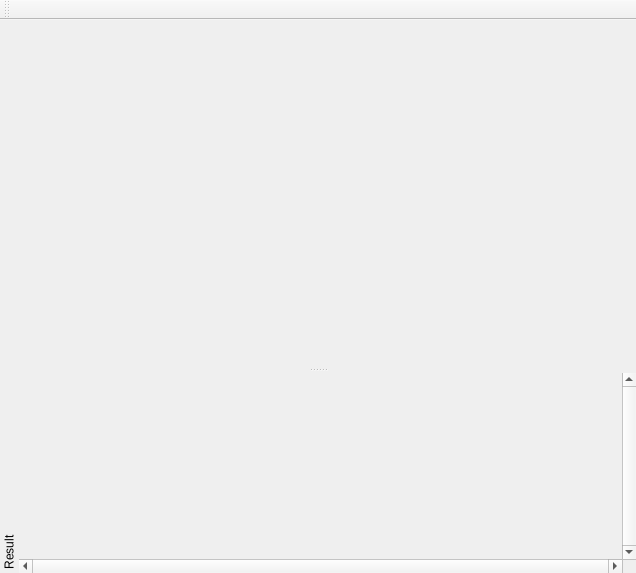
Ignotus/circuitmod, file mainwindow.ui: the form before one commit.
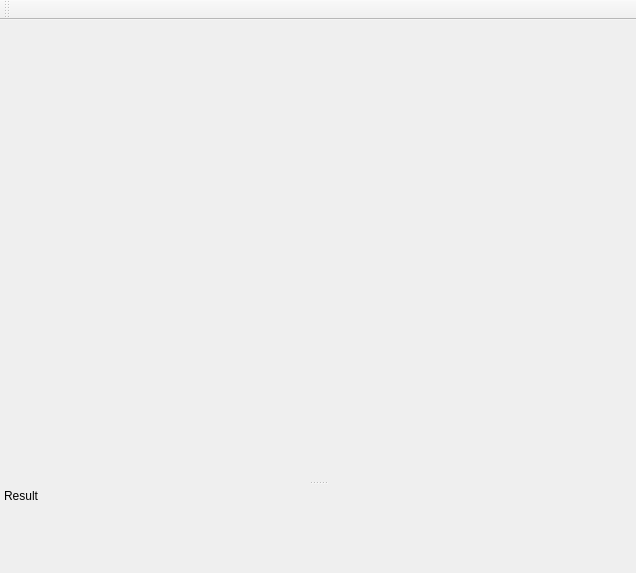
The form after the commit.

Diff of the .ui file:
```diff
--- a/mainwindow.ui
+++ b/mainwindow.ui
@@ -39,7 +39,7 @@
   </widget>
   <widget class="QDockWidget" name="dockWidget">
    <property name="features">
-    <set>QDockWidget::DockWidgetMovable|QDockWidget::DockWidgetVerticalTitleBar</set>
+    <set>QDockWidget::DockWidgetMovable</set>
    </property>
    <property name="windowTitle">
     <string>Result</string>
@@ -57,21 +57,9 @@
      </property>
      <item>
       <widget class="QScrollArea" name="scrollArea">
-       <property name="minimumSize">
-        <size>
-         <width>0</width>
-         <height>200</height>
-        </size>
-       </property>
        <property name="frameShape">
         <enum>QFrame::NoFrame</enum>
        </property>
-       <property name="verticalScrollBarPolicy">
-        <enum>Qt::ScrollBarAlwaysOn</enum>
-       </property>
-       <property name="horizontalScrollBarPolicy">
-        <enum>Qt::ScrollBarAlwaysOn</enum>
-       </property>
        <property name="widgetResizable">
         <bool>true</bool>
        </property>
@@ -80,17 +68,11 @@
          <rect>
           <x>0</x>
           <y>0</y>
-          <width>594</width>
-          <height>191</height>
+          <width>630</width>
+          <height>75</height>
          </rect>
         </property>
-        <property name="maximumSize">
-         <size>
-          <width>605</width>
-          <height>16777215</height>
-         </size>
-        </property>
-        <layout class="QHBoxLayout" name="horizontalLayout">
+        <layout class="QVBoxLayout" name="verticalLayout_3">
          <property name="spacing">
           <number>0</number>
          </property>
```
Left out of the diff: 2 changed lines with no effect on the pictures.
